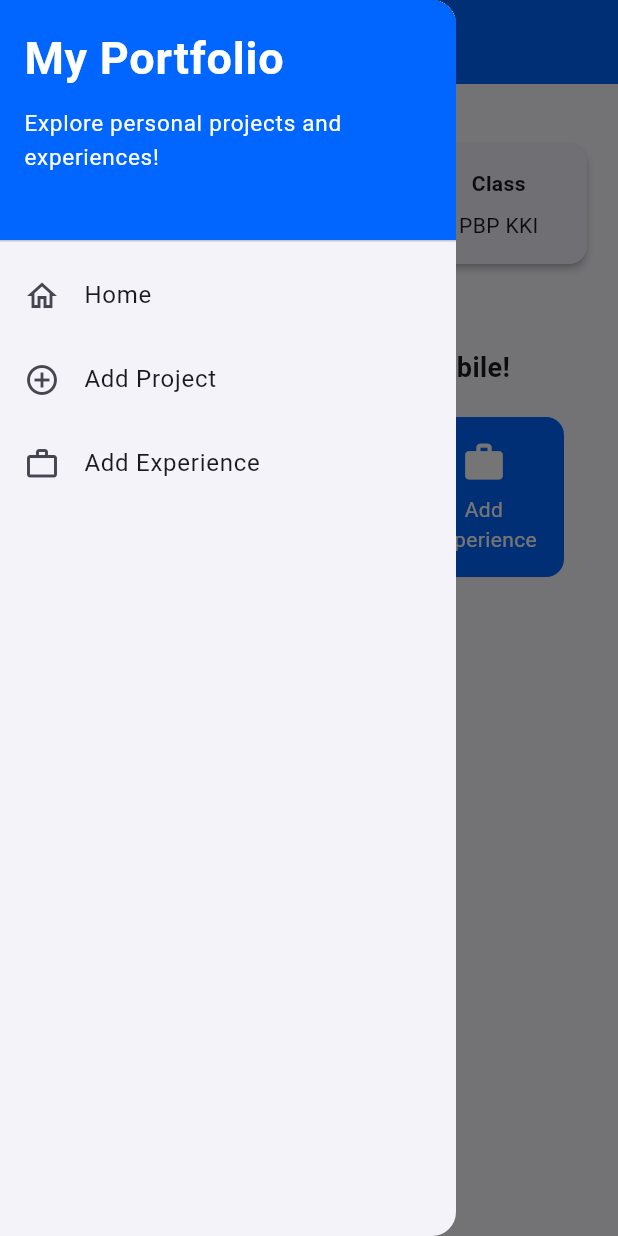
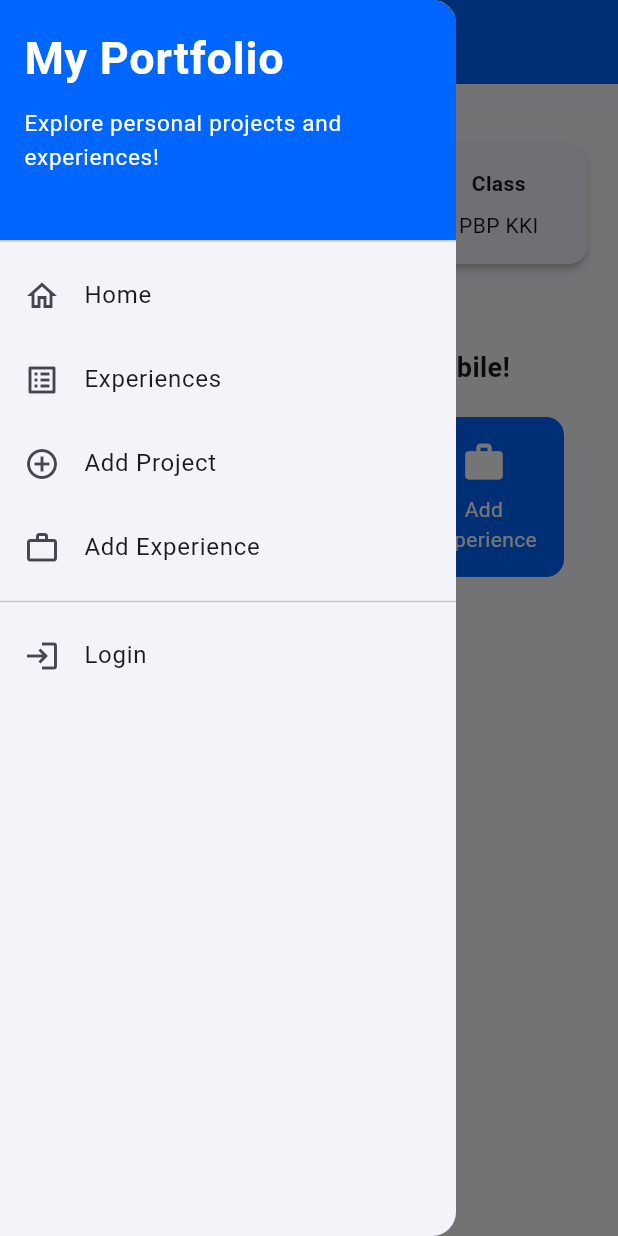
Before and after one commit to nandaathaillah/myportofolio_mobile, a Flutter app: the screen it shows after launch, with the side drawer open, on a phone screen of 412 x 824 dp. Run offline on Flutter 3.47's test engine with Material 3 defaults, Android fonts, the phone set to English and light mode, and no system bars; our stand-ins replace material_ui.

Commit message:
feat (tutorial 10): Integrate Django REST API, token auth, and CI workflow

```diff
--- a/analysis_options.yaml
+++ b/analysis_options.yaml
@@ -11,6 +11,7 @@ include: package:flutter_lints/flutter.yaml
 
 analyzer:
   exclude:
+    - "**/*.g.dart"
     - build/**
     - android/**
     - ios/**
--- /dev/null
+++ b/lib/config.dart
@@ -0,0 +1,4 @@
+const String apiBaseUrl = String.fromEnvironment(
+  'API_BASE_URL',
+  defaultValue: 'https://nanda-athaillah-myportofolio.pws.cs.ui.ac.id',
+);
--- a/lib/main.dart
+++ b/lib/main.dart
@@ -1,6 +1,8 @@
 import 'package:material_ui/material_ui.dart';
 import 'package:myportofolio_mobile/screens/menu.dart';
-
+import 'package:provider/provider.dart';
+import 'services/api_client.dart';
+import 'state/auth_state.dart';
 
 void main() {
   runApp(const MyApp());
@@ -14,7 +16,16 @@ class MyApp extends StatelessWidget {
   /// routing destination and the overarching visual theme (colors, typography).
   @override
   Widget build(BuildContext context) {
-    return MaterialApp(
+    final apiClient = ApiClient();
+    return MultiProvider(
+      providers: [
+        Provider<ApiClient>.value(value: apiClient),
+        ChangeNotifierProvider<AuthState>(
+          create: (_) => AuthState(apiClient),
+        ),
+      ],
+
+      child: MaterialApp(
         title: 'MyPortofolio',
         theme: ThemeData(
           // This is the theme of your application.
@@ -29,6 +40,7 @@ class MyApp extends StatelessWidget {
           useMaterial3: true
         ),
         home: MyHomePage(),
+      ),
     );
   }
 }
--- /dev/null
+++ b/lib/models/experience.dart
@@ -0,0 +1,42 @@
+import 'package:json_annotation/json_annotation.dart';
+
+part 'experience.g.dart';
+
+/// Portfolio experience synchronized with the Django REST Framework API.
+@JsonSerializable(fieldRename: FieldRename.snake)
+class Experience {
+  const Experience({
+    this.id,
+    required this.title,
+    required this.description,
+    required this.category,
+    this.isOngoing = false,
+    this.starCount = 0,
+    this.isStarred = false,
+    this.starredByNames = '',
+  });
+
+  factory Experience.fromJson(Map<String, dynamic> json) =>
+      _$ExperienceFromJson(json);
+
+  @JsonKey(includeToJson: false)
+  final String? id;
+
+  final String title;
+  final String description;
+  final String category;
+
+  @JsonKey(defaultValue: false)
+  final bool isOngoing;
+
+  @JsonKey(includeToJson: false, defaultValue: 0)
+  final int starCount;
+
+  @JsonKey(includeToJson: false, defaultValue: false)
+  final bool isStarred;
+
+  @JsonKey(includeToJson: false, defaultValue: '')
+  final String starredByNames;
+
+  Map<String, dynamic> toJson() => _$ExperienceToJson(this);
+}
--- a/lib/screens/menu.dart
+++ b/lib/screens/menu.dart
@@ -35,7 +35,8 @@ class MyHomePage extends StatelessWidget {
         backgroundColor: Theme.of(context).colorScheme.primary,
       ),
       drawer: const LeftDrawer(),
-      body: Padding(
+      body: SingleChildScrollView(
+        child: Padding(
           padding : const EdgeInsets.all(16.0),
           child: Column(
             crossAxisAlignment: CrossAxisAlignment.start,
@@ -82,6 +83,7 @@ class MyHomePage extends StatelessWidget {
             ]
           )
         )
+      ),
     );
   }
 }
--- /dev/null
+++ b/lib/services/api_client.dart
@@ -0,0 +1,85 @@
+import 'dart:convert';
+import 'package:http/http.dart' as http;
+import '../config.dart';
+import '../models/experience.dart';
+
+class ApiException implements Exception {
+  const ApiException(this.statusCode, this.message);
+
+  final int statusCode;
+  final String message;
+
+  @override
+  String toString() => 'ApiException($statusCode): $message';
+}
+
+class ApiClient {
+  ApiClient({http.Client? client, String? baseUrl})
+      : _client = client ?? http.Client(),
+        _baseUrl = baseUrl ?? apiBaseUrl;
+
+  final http.Client _client;
+  final String _baseUrl;
+
+  Map<String, String> _headers({String? token}) => {
+        'Content-Type': 'application/json',
+        if (token != null) 'Authorization': 'Token $token',
+      };
+
+  Future<String> login(String username, String password) async {
+    final response = await _client.post(
+      Uri.parse('$_baseUrl/api/v1/auth/token/'),
+      headers: _headers(),
+      body: jsonEncode({'username': username, 'password': password}),
+    );
+
+    if (response.statusCode != 200) {
+      throw ApiException(response.statusCode, 'Invalid username or password.');
+    }
+
+    final data = jsonDecode(response.body) as Map<String, dynamic>;
+    return data['token'] as String;
+  }
+
+  Future<void> logout(String token) async {
+    await _client.post(
+      Uri.parse('$_baseUrl/api/v1/auth/logout/'),
+      headers: _headers(token: token),
+    );
+  }
+
+  Future<List<Experience>> fetchExperiences({String? token}) async {
+    final response = await _client.get(
+      Uri.parse('$_baseUrl/api/v1/experience/'),
+      headers: _headers(token: token),
+    );
+
+    if (response.statusCode != 200) {
+      throw ApiException(response.statusCode, 'Failed to load experiences.');
+    }
+
+    final List<dynamic> data = jsonDecode(response.body) as List<dynamic>;
+    return data
+        .map((item) => Experience.fromJson(item as Map<String, dynamic>))
+        .toList();
+  }
+
+  Future<Experience> createExperience(
+    Experience experience, {
+    required String token,
+  }) async {
+    final response = await _client.post(
+      Uri.parse('$_baseUrl/api/v1/experience/'),
+      headers: _headers(token: token),
+      body: jsonEncode(experience.toJson()),
+    );
+
+    if (response.statusCode != 201) {
+      throw ApiException(response.statusCode, 'Failed to create experience.');
+    }
+
+    return Experience.fromJson(
+      jsonDecode(response.body) as Map<String, dynamic>,
+    );
+  }
+}
--- /dev/null
+++ b/lib/state/auth_state.dart
@@ -0,0 +1,33 @@
+import 'package:flutter/foundation.dart';
+import '../services/api_client.dart';
+
+class AuthState extends ChangeNotifier {
+  AuthState(this._apiClient);
+
+  final ApiClient _apiClient;
+  String? _token;
+  String? _username;
+
+  String? get token => _token;
+  String? get username => _username;
+  bool get isLoggedIn => _token != null;
+
+  Future<void> login(String username, String password) async {
+    final token = await _apiClient.login(username, password);
+    _token = token;
+    _username = username;
+    notifyListeners();
+  }
+
+  Future<void> logout() async {
+    final currentToken = _token;
+    _token = null;
+    _username = null;
+    notifyListeners();
+    if (currentToken != null) {
+      try {
+        await _apiClient.logout(currentToken);
+      } catch (_) {}
+    }
+  }
+}
--- a/lib/widgets/left_drawer.dart
+++ b/lib/widgets/left_drawer.dart
@@ -1,24 +1,31 @@
 import 'package:material_ui/material_ui.dart';
+import 'package:provider/provider.dart';
 import 'package:myportofolio_mobile/screens/menu.dart';
 import 'package:myportofolio_mobile/screens/project_form.dart';
 import 'package:myportofolio_mobile/screens/experience_form.dart';
+import 'package:myportofolio_mobile/screens/experience_list_screen.dart';
+import 'package:myportofolio_mobile/screens/login_screen.dart';
+import 'package:myportofolio_mobile/state/auth_state.dart';
+import 'package:myportofolio_mobile/utils/auth_guard.dart';
 
 class LeftDrawer extends StatelessWidget {
   const LeftDrawer({super.key});
 
   @override
   Widget build(BuildContext context) {
+    final auth = context.watch<AuthState>();
+
     return Drawer(
       child: ListView(
         children: [
-          const DrawerHeader(
-            decoration: BoxDecoration(
-              color: Color(0xFF0066FF), // Using your custom Gelbooru blue
+          DrawerHeader(
+            decoration: const BoxDecoration(
+              color: Color(0xFF0066FF),
             ),
             child: Column(
               crossAxisAlignment: CrossAxisAlignment.start,
               children: [
-                Text(
+                const Text(
                   'My Portfolio',
                   style: TextStyle(
                     fontSize: 30,
@@ -26,10 +33,12 @@ class LeftDrawer extends StatelessWidget {
                     color: Colors.white,
                   ),
                 ),
-                SizedBox(height: 10),
+                const SizedBox(height: 10),
                 Text(
-                  'Explore personal projects and experiences!',
-                  style: TextStyle(
+                  auth.isLoggedIn
+                      ? 'Signed in as ${auth.username}'
+                      : 'Explore personal projects and experiences!',
+                  style: const TextStyle(
                     fontSize: 15,
                     color: Colors.white,
                   ),
@@ -50,6 +59,18 @@ class LeftDrawer extends StatelessWidget {
             },
           ),
           ListTile(
+            leading: const Icon(Icons.list_alt_outlined),
+            title: const Text('Experiences'),
+            onTap: () {
+              Navigator.pushReplacement(
+                context,
+                MaterialPageRoute(
+                  builder: (context) => const ExperienceListScreen(),
+                ),
+              );
+            },
+          ),
+          ListTile(
             leading: const Icon(Icons.add_circle_outline),
             title: const Text('Add Project'),
             onTap: () {
@@ -64,7 +85,9 @@ class LeftDrawer extends StatelessWidget {
           ListTile(
             leading: const Icon(Icons.work_outline),
             title: const Text('Add Experience'),
-            onTap: () {
+            onTap: () async {
+              final ok = await ensureAuthenticated(context);
+              if (!ok || !context.mounted) return;
               Navigator.pushReplacement(
                 context,
                 MaterialPageRoute(
@@ -73,6 +96,29 @@ class LeftDrawer extends StatelessWidget {
               );
             },
           ),
+          const Divider(),
+          ListTile(
+            leading: Icon(auth.isLoggedIn ? Icons.logout : Icons.login),
+            title: Text(auth.isLoggedIn ? 'Logout' : 'Login'),
+            onTap: () async {
+              if (auth.isLoggedIn) {
+                await context.read<AuthState>().logout();
+                if (!context.mounted) return;
+                Navigator.pop(context);
+                ScaffoldMessenger.of(context).showSnackBar(
+                  const SnackBar(content: Text('Logged out.')),
+                );
+              } else {
+                Navigator.pop(context);
+                Navigator.push(
+                  context,
+                  MaterialPageRoute(
+                    builder: (context) => const LoginScreen(),
+                  ),
+                );
+              }
+            },
+          ),
         ],
       ),
     );
--- a/lib/widgets/project_card.dart
+++ b/lib/widgets/project_card.dart
@@ -1,6 +1,7 @@
 import 'package:material_ui/material_ui.dart';
 import 'package:myportofolio_mobile/screens/experience_form.dart';
 import 'package:myportofolio_mobile/screens/project_form.dart';
+import 'package:myportofolio_mobile/utils/auth_guard.dart';
 /// [ItemCard] is a reusable, interactive button widget.
 ///
 /// It wraps an [ItemHomepage] configuration in an [InkWell] to provide
@@ -17,8 +18,9 @@ class ItemCard extends StatelessWidget {
       color: item.color,
       borderRadius: BorderRadius.circular(12),
       child: InkWell(
-        onTap: () {
+        onTap: () async {
             // Navigate to the appropriate screen
+
           if (item.name == "Add Project") {
             Navigator.push(
               context,
@@ -27,6 +29,8 @@ class ItemCard extends StatelessWidget {
               ),
             );
           } else if (item.name == "Add Experience") {
+            final ok = await ensureAuthenticated(context);
+            if (!ok || !context.mounted) return;
             Navigator.push(
               context,
               MaterialPageRoute(
--- a/pubspec.yaml
+++ b/pubspec.yaml
@@ -35,6 +35,9 @@ dependencies:
   # Use with the CupertinoIcons class for iOS style icons.
   cupertino_icons: ^1.0.8
   material_ui: ^1.11.1
+  http: ^1.6.0
+  provider: ^6.1.5+1
+  json_annotation: ^4.12.0
 
 dev_dependencies:
   flutter_test:
@@ -46,6 +49,8 @@ dev_dependencies:
   # package. See that file for information about deactivating specific lint
   # rules and activating additional ones.
   flutter_lints: ^6.0.0
+  build_runner: ^2.17.1
+  json_serializable: ^6.15.2
 
 # For information on the generic Dart part of this file, see the
 # following page: https://dart.dev/tools/pub/pubspec
```
Also changed, not shown: lib/screens/experience_detail_screen.dart (added, +45 -0 lines), lib/screens/experience_form.dart (+75 -87 lines), lib/screens/experience_list_screen.dart (added, +94 -0 lines), lib/screens/login_screen.dart (added, +102 -0 lines), lib/utils/auth_guard.dart (added, +15 -0 lines), lib/models/experience.g.dart (added), pubspec.lock, 4 other files. Lines whose indentation alone changed are shown as unchanged.
